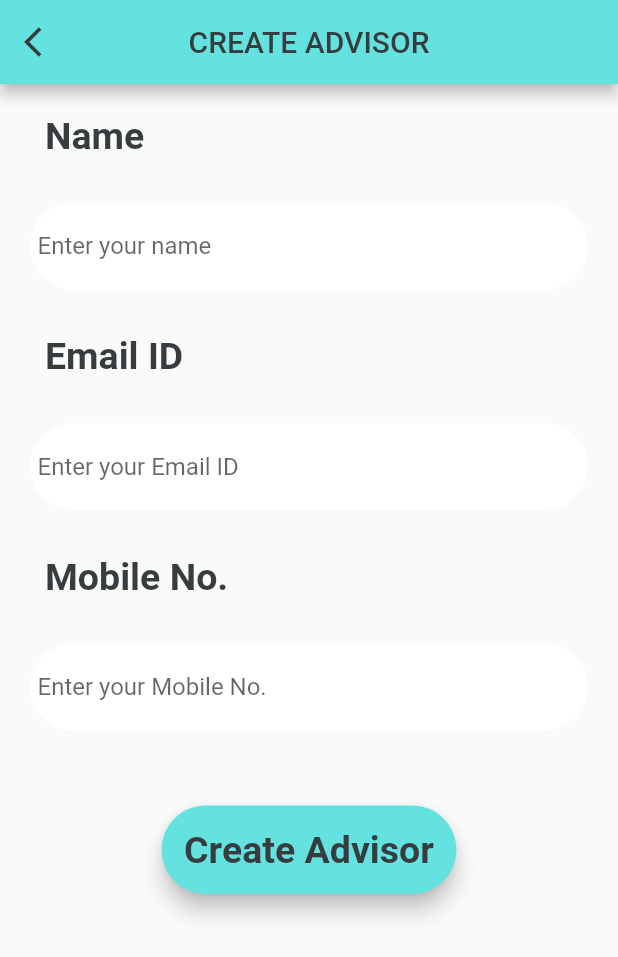
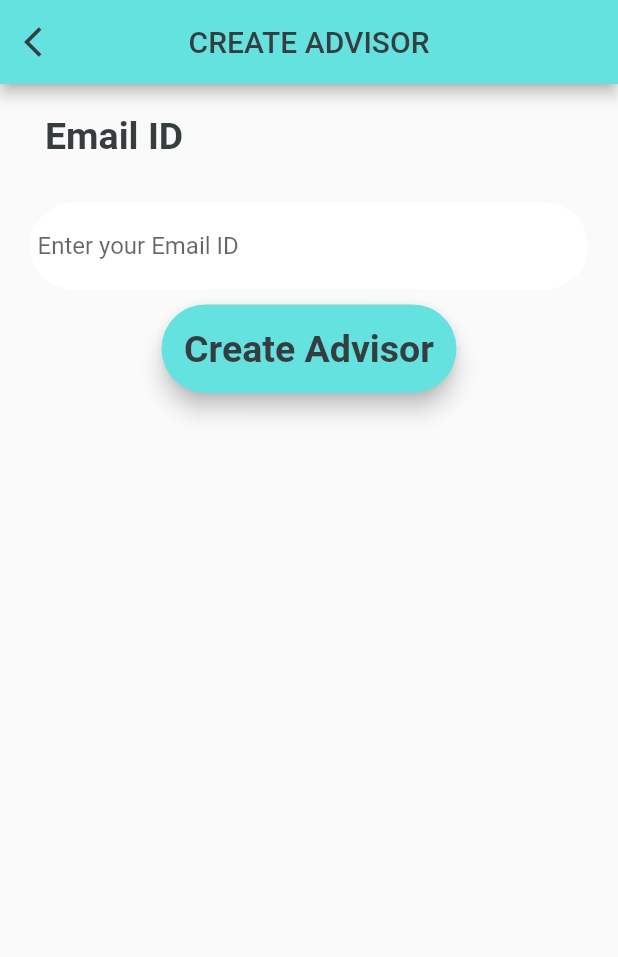
Before and after one commit to riya25082000/admin-app, a Flutter app: the screen it shows after launch, in the side drawer, after a tap on "Create Advisor", on a phone screen of 412 x 824 dp. Shown: the top 957 px of the screen. Run offline on Flutter 3.47's test engine with Material 2 defaults, Android fonts, the phone set to English and light mode, and no system bars; our stand-ins replace fl_chart, percent_indicator, string_validator; missing offline and left inert: flutter_plugin_pdf_viewer.

Commit message:
create advisor frontend

```diff
--- a/lib/createAdvisor.dart
+++ b/lib/createAdvisor.dart
@@ -21,12 +21,11 @@ class _CreateAdvisorState extends State<CreateAdvisor> {
     final response1 = await http.post(
       url,
       body: jsonEncode(<String, String>{
-        'Name': name.text,
         'Email': email.text,
-        'Mobile': phone.text,
       }),
     );
     var message1 = jsonDecode(response1.body);
+    print(message1);
     if (message1 == "Successful Insertion") {
       Navigator.pushReplacement(
           context, MaterialPageRoute(builder: (context) => HomePage()));
@@ -65,31 +64,6 @@ class _CreateAdvisorState extends State<CreateAdvisor> {
                 mainAxisAlignment: MainAxisAlignment.spaceEvenly,
                 children: [
                   Container(
-                    margin: EdgeInsets.fromLTRB(30, 20, 0, 10),
-                    color: Color(0xfffffff),
-                    alignment: Alignment.centerLeft,
-                    child: Text("Name",
-                        style: TextStyle(
-                          fontSize: 25,
-                          color: Color(0xff373D3F),
-                          fontWeight: FontWeight.bold,
-                        )),
-                  ),
-                  Container(
-                      margin: EdgeInsets.fromLTRB(20, 20, 20, 10),
-                      padding: EdgeInsets.all(5),
-                      decoration: BoxDecoration(
-                        borderRadius: BorderRadius.circular(35),
-                        color: Color(0xfffffff).withOpacity(0.9),
-                      ),
-                      child: TextField(
-                        controller: name,
-                        decoration: InputDecoration(
-                            border: InputBorder.none,
-                            hintText: 'Enter your name'),
-                        onSubmitted: (String str) {},
-                      )),
-                  Container(
                     alignment: Alignment.centerLeft,
                     margin: EdgeInsets.fromLTRB(30, 20, 0, 10),
                     child: Text("Email ID",
@@ -114,32 +88,6 @@ class _CreateAdvisorState extends State<CreateAdvisor> {
                             hintText: 'Enter your Email ID'),
                         onSubmitted: (String str) {},
                       )),
-                  Container(
-                    alignment: Alignment.centerLeft,
-                    margin: EdgeInsets.fromLTRB(30, 20, 0, 10),
-                    child: Text("Mobile No.",
-                        style: TextStyle(
-                          color: Color(0xff373D3F),
-                          fontSize: 25,
-                          fontWeight: FontWeight.bold,
-                        )),
-                  ),
-                  Container(
-                    margin: EdgeInsets.fromLTRB(20, 20, 20, 50),
-                    padding: EdgeInsets.all(5),
-                    decoration: BoxDecoration(
-                      borderRadius: BorderRadius.circular(35),
-                      color: Color(0xfffffff).withOpacity(0.9),
-                    ),
-                    child: TextField(
-                      controller: phone,
-                      keyboardType: TextInputType.number,
-                      decoration: InputDecoration(
-                          border: InputBorder.none,
-                          hintText: 'Enter your Mobile No.'),
-                      onSubmitted: (String str) {},
-                    ),
-                  ),
                   RaisedButton(
                     shape: RoundedRectangleBorder(
                         borderRadius: BorderRadius.circular(50)),
```
